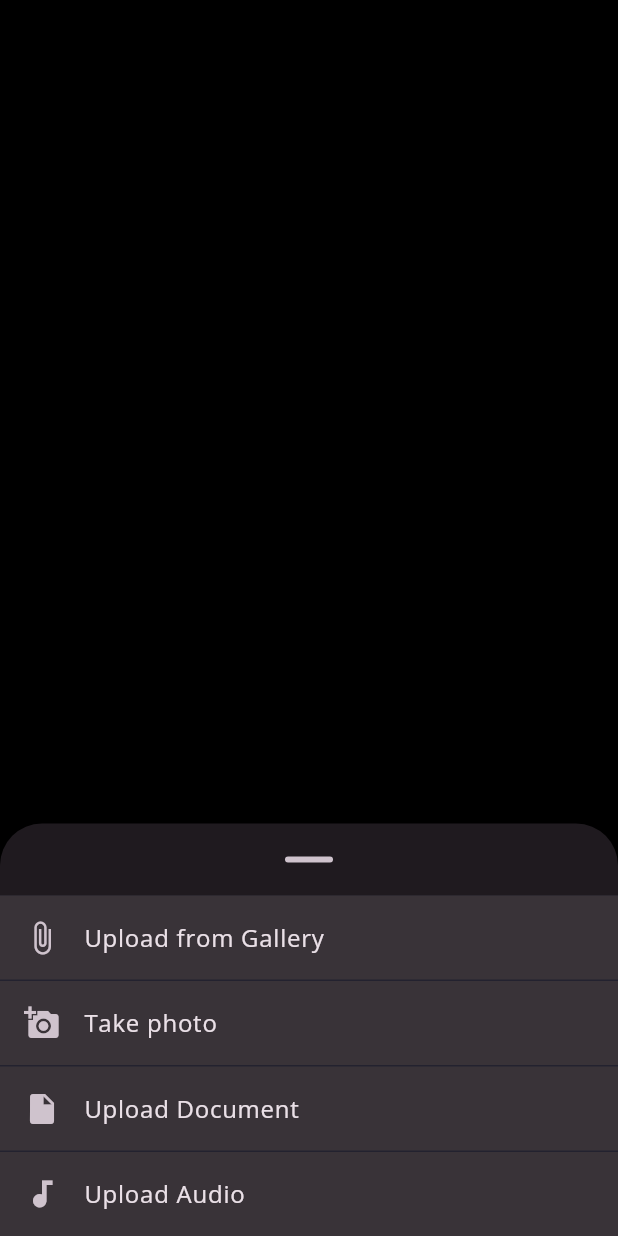
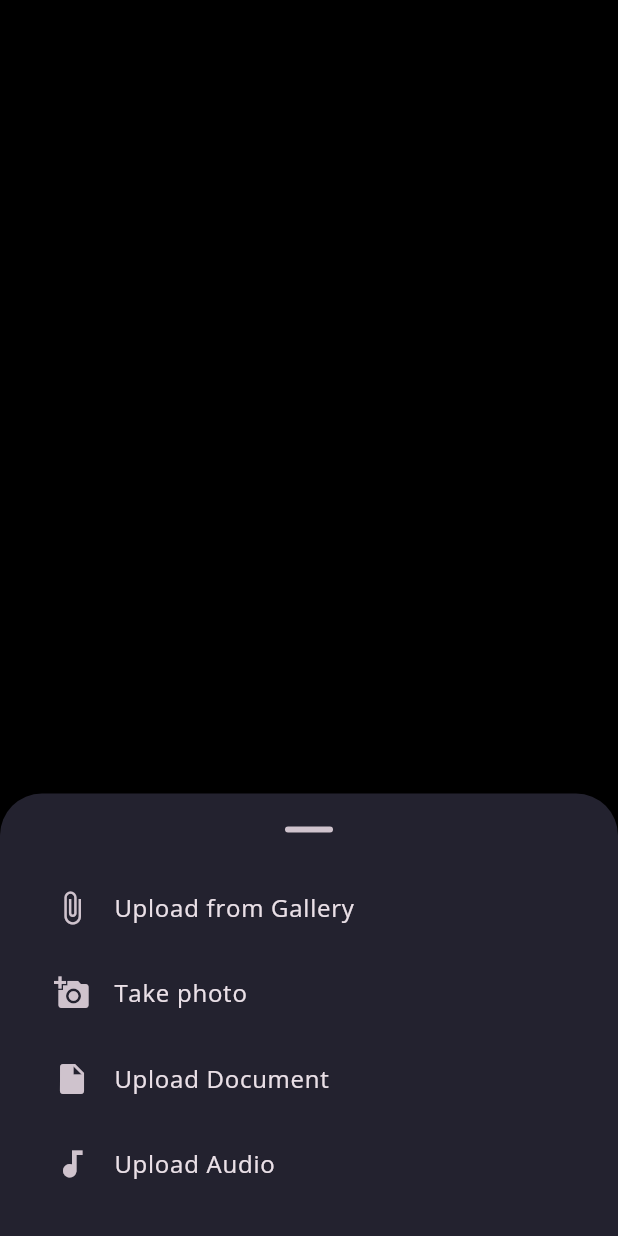
Before and after one commit to harshkapoor99/android, a Flutter app: what getPickImageAlert() shows on an empty page, opened directly with empty values, on a phone screen of 412 x 824 dp. Run offline on Flutter 3.47's test engine with Material 3 defaults, Android fonts, the phone set to English and light mode, and no system bars; our stand-ins replace cached_network_image, dio, file_picker, firebase_auth, flutter_image_compress, flutter_keyboard_visibility and 11 more; accounts and stored records are empty; generated files the repository leaves out were written again; project files that could hold a hidden picture were left out.

```diff
--- a/lib/routes.dart
+++ b/lib/routes.dart
@@ -11,7 +11,7 @@ import 'package:guftagu_mobile/screens/onboarding.dart';
 import 'package:guftagu_mobile/screens/profileSetting.dart';
 import 'package:guftagu_mobile/screens/splash.dart';
 import 'package:guftagu_mobile/screens/avatarProfile.dart';
-import 'package:guftagu_mobile/screens/subscriptionPage.dart';
+import 'package:guftagu_mobile/screens/subscription_page.dart';
 import 'package:page_transition/page_transition.dart';
 
 class Routes {
--- a/lib/screens/tabs/widgets/prev_next_buttons.dart
+++ b/lib/screens/tabs/widgets/prev_next_buttons.dart
@@ -6,6 +6,7 @@ import 'package:guftagu_mobile/providers/keyboard_aware_provider.dart';
 import 'package:guftagu_mobile/providers/my_ai_provider.dart';
 import 'package:guftagu_mobile/providers/tab.dart';
 import 'package:guftagu_mobile/utils/context_less_nav.dart';
+import 'package:pinput/pinput.dart';
 
 class PrevNextButtons extends ConsumerWidget {
   const PrevNextButtons({super.key});
@@ -15,6 +16,11 @@ class PrevNextButtons extends ConsumerWidget {
     int currentStep,
     WidgetRef ref,
   ) {
+    if (currentStep == 0 &&
+        int.parse(ref.read(characterCreationProvider).ageController.text) <
+            18) {
+      ref.read(characterCreationProvider).ageController.setText("18");
+    }
     if (currentStep < 4) {
       if (currentStep == 3) {
         ref.read(characterCreationProvider.notifier).createCharacter();
--- a/lib/utils/app_constants.dart
+++ b/lib/utils/app_constants.dart
@@ -83,30 +83,28 @@ class AppConstants {
     required BuildContext context,
     required VoidCallback pressCamera,
     required VoidCallback pressGallery,
-    required VoidCallback pressDocument,
-    required VoidCallback pressAudio,
+    VoidCallback? pressDocument,
+    VoidCallback? pressAudio,
   }) {
     showModalBottomSheet<void>(
       showDragHandle: true,
       isScrollControlled: true,
       context: context,
       constraints: const BoxConstraints(maxWidth: 640),
+      backgroundColor: context.colorExt.border,
+
       builder: (context) {
-        return Container(
-          color: context.colorExt.border,
-          padding: EdgeInsets.only(
-            bottom: MediaQuery.of(context).viewInsets.bottom,
-          ),
-          width: double.infinity,
+        return Ink(
+          padding: const EdgeInsets.fromLTRB(20, 0, 20, 20),
           child: Column(
             mainAxisSize: MainAxisSize.min,
             crossAxisAlignment: CrossAxisAlignment.start,
             children: [
               InkWell(
+                borderRadius: BorderRadius.circular(10),
                 onTap: pressGallery,
                 child: Container(
                   margin: const EdgeInsets.only(bottom: 1),
-                  color: Theme.of(context).colorScheme.surfaceContainerHighest,
                   child: const ListTile(
                     leading: Icon(Icons.attach_file),
                     title: Text("Upload from Gallery"),
@@ -114,31 +112,35 @@ class AppConstants {
                 ),
               ),
               InkWell(
+                borderRadius: BorderRadius.circular(10),
+
                 onTap: pressCamera,
                 child: Container(
                   margin: const EdgeInsets.only(bottom: 1),
-                  color: Theme.of(context).colorScheme.surfaceContainerHighest,
                   child: const ListTile(
                     leading: Icon(Icons.add_a_photo),
                     title: Text("Take photo"),
                   ),
                 ),
               ),
+              if (pressDocument != null)
                 InkWell(
+                  borderRadius: BorderRadius.circular(10),
+
                   onTap: pressDocument,
                   child: Container(
                     margin: const EdgeInsets.only(bottom: 1),
-                  color: Theme.of(context).colorScheme.surfaceContainerHighest,
                     child: const ListTile(
                       leading: Icon(Icons.insert_drive_file),
                       title: Text("Upload Document"),
                     ),
                   ),
                 ),
+              if (pressAudio != null)
                 InkWell(
+                  borderRadius: BorderRadius.circular(10),
                   onTap: pressAudio,
                   child: Container(
-                  color: Theme.of(context).colorScheme.surfaceContainerHighest,
                     child: const ListTile(
                       leading: Icon(Icons.audiotrack),
                       title: Text("Upload Audio"),
--- a/lib/utils/entensions.dart
+++ b/lib/utils/entensions.dart
@@ -26,6 +26,10 @@ extension StringExtension on String {
     if (hexColor.length == 8) {
       return Color(int.parse("0x$hexColor"));
     }
+  }
+
+  capitalize() {
+    return "${this[0].toUpperCase()}${substring(1).toLowerCase()}";
   }
 }
 
```
Also changed, not shown: lib/providers/character_creation_provider.dart (+3 -5 lines), lib/screens/avatarProfile.dart (+71 -65 lines), lib/screens/subscription_page.dart (renamed from lib/screens/subscriptionPage.dart, +11 -3 lines), lib/screens/tabs/widgets/step_3_widget.dart (+12 -48 lines). Lines whose indentation alone changed are shown as unchanged.
